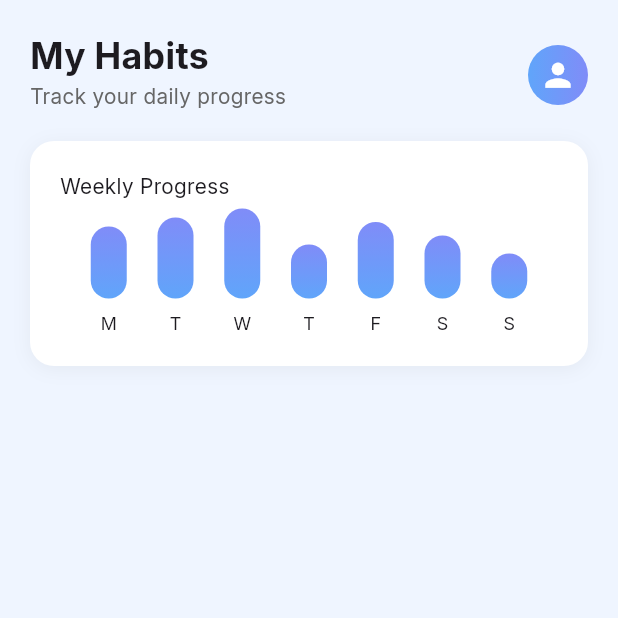
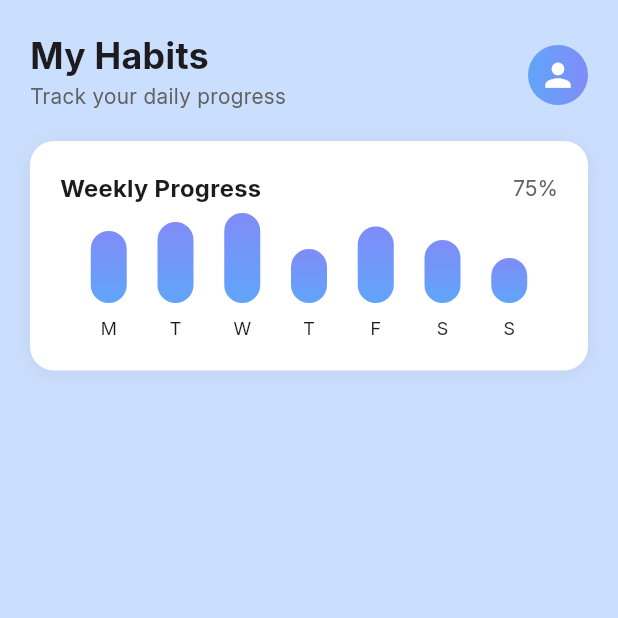
Before and after one commit to x00Adham/Habitly-App, a Flutter app: the screen it shows after launch, on a phone screen of 412 x 824 dp, the top half of it. Run offline on Flutter 3.47's test engine with Material 3 defaults, Android fonts, the phone set to English and light mode, and no system bars.

Commit message:
Update color constants and enhance HomePage layout

```diff
--- a/lib/constants/colors.dart
+++ b/lib/constants/colors.dart
@@ -1,5 +1,7 @@
+import 'package:flutter/material.dart';
 import 'package:flutter/widgets.dart';
 
-const Color maincolor = Color(0xFFEFF5FF);
+const Color maincolor = Color.fromARGB(255, 202, 222, 253);
 const Color myblue = Color(0xFF60A5FA);
 const Color mypink = Color(0xFF808CF8);
+const Color mygray = Color(0xFF616161);
--- a/lib/main.dart
+++ b/lib/main.dart
@@ -1,4 +1,5 @@
 import 'package:flutter/material.dart';
+import 'package:flutter/services.dart';
 import 'package:habitly/constants/colors.dart';
 import 'package:habitly/screens/home_page.dart';
 
@@ -9,9 +10,12 @@ void main() {
 class HabitlyApp extends StatelessWidget {
   const HabitlyApp({super.key});
 
-  // This widget is the root of your application.
   @override
   Widget build(BuildContext context) {
+    // Hide Android navigation bar
+    WidgetsFlutterBinding.ensureInitialized();
+    SystemChrome.setEnabledSystemUIMode(SystemUiMode.immersiveSticky);
+
     return MaterialApp(
       debugShowCheckedModeBanner: false,
       title: 'Habitly',
--- a/lib/screens/home_page.dart
+++ b/lib/screens/home_page.dart
@@ -17,9 +17,24 @@ class HomePage extends StatelessWidget {
           children: [
             MyAppBar(),
             SizedBox(height: 20),
-            MyContainer(children: [
-              Text("Weekly Progress"),
-              CustomBarChart()]),
+            MyContainer(
+              children: [
+                Row(
+                  mainAxisAlignment: MainAxisAlignment.spaceBetween,
+                  children: [
+                    Text(
+                      "Weekly Progress",
+                      style: TextStyle(
+                        fontSize: 16,
+                        fontWeight: FontWeight.w600,
+                      ),
+                    ),
+                    Text("75%", style: TextStyle(color: mygray)),
+                  ],
+                ),
+                CustomBarChart(),
+              ],
+            ),
           ],
         ),
       ),
--- a/lib/widgets/my_app_bar.dart
+++ b/lib/widgets/my_app_bar.dart
@@ -22,7 +22,7 @@ class MyAppBar extends StatelessWidget {
               style: TextStyle(
                 fontSize: 14,
                 fontWeight: FontWeight.w400,
-                color: Color(0xff666666),
+                color: mygray,
               ),
             ),
           ],
```
